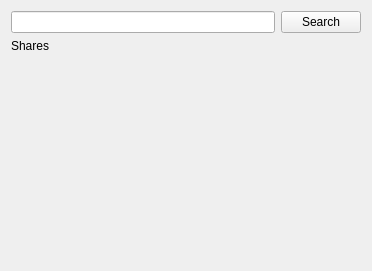
Above: src/gui/shareusergroupwidget.ui from nextcloud/desktop before the change. Below: the same form after it.
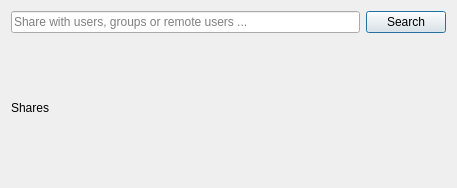
That is the form after the change.

Commit message: Share dialog: a few layout adjustements

```diff
--- a/src/gui/shareusergroupwidget.ui
+++ b/src/gui/shareusergroupwidget.ui
@@ -6,8 +6,8 @@
    <rect>
     <x>0</x>
     <y>0</y>
-    <width>372</width>
-    <height>271</height>
+    <width>457</width>
+    <height>188</height>
    </rect>
   </property>
   <property name="windowTitle">
@@ -20,13 +20,20 @@
    <item>
     <layout class="QHBoxLayout" name="horizontalLayout">
      <item>
-      <widget class="QLineEdit" name="shareeLineEdit"/>
+      <widget class="QLineEdit" name="shareeLineEdit">
+       <property name="placeholderText">
+        <string>Share with users, groups or remote users ...</string>
+       </property>
+      </widget>
      </item>
      <item>
       <widget class="QPushButton" name="searchPushButton">
        <property name="text">
         <string>Search</string>
        </property>
+       <property name="default">
+        <bool>true</bool>
+       </property>
       </widget>
      </item>
     </layout>
@@ -44,19 +51,6 @@
    <item>
     <layout class="QVBoxLayout" name="sharesLayout"/>
    </item>
-   <item>
-    <spacer name="verticalSpacer">
-     <property name="orientation">
-      <enum>Qt::Vertical</enum>
-     </property>
-     <property name="sizeHint" stdset="0">
-      <size>
-       <width>20</width>
-       <height>40</height>
-      </size>
-     </property>
-    </spacer>
-   </item>
   </layout>
  </widget>
  <layoutdefault spacing="6" margin="11"/>
```
Left out of the diff: 2 changed lines with no effect on the pictures. The commit also changes 2 other files.
